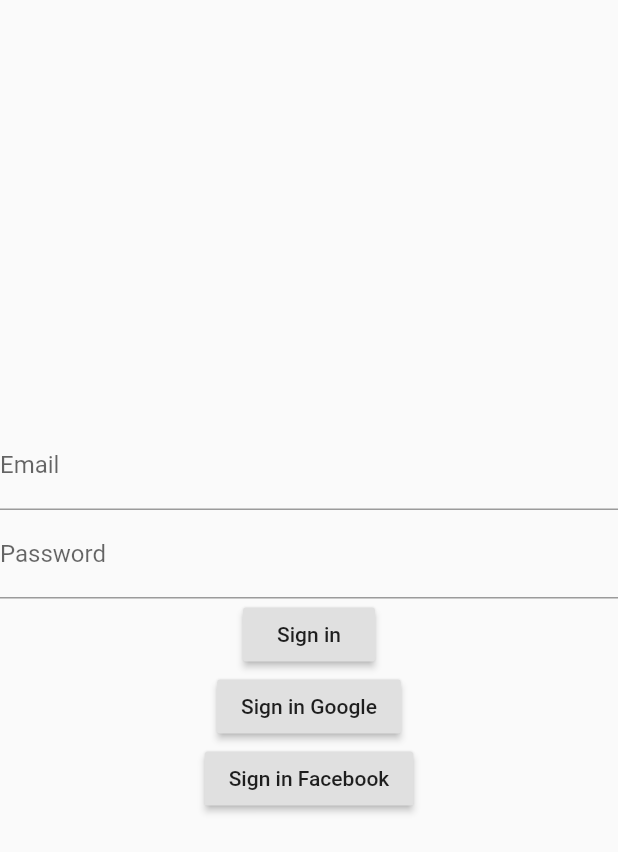
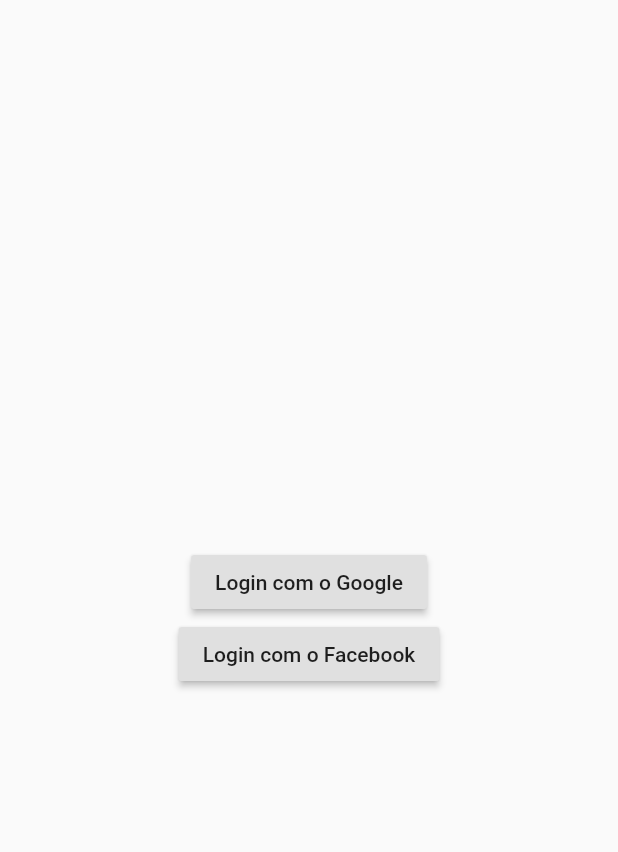
Before and after one commit to ErickCReis/Desafio-Gran-Cursos, a Flutter app: the SignInPage screen opened directly, on a phone screen of 412 x 824 dp. Shown: the top 852 px of the screen. Run offline on Flutter 3.47's test engine with Material 2 defaults, Android fonts, the phone set to English and light mode, and no system bars; our stand-ins replace firebase_auth, firebase_core, google_sign_in; missing offline and left inert: flutter_facebook_auth; accounts and stored records are empty.

Commit message:
[app] refatoring structure and layout

```diff
--- /dev/null
+++ b/app/lib/pages/sign_in_page.dart
@@ -0,0 +1,34 @@
+import 'package:flutter/material.dart';
+import 'package:provider/provider.dart';
+
+import 'package:app/services/authentication_service.dart';
+
+class SignInPage extends StatelessWidget {
+  final TextEditingController emailController = TextEditingController();
+  final TextEditingController passwordController = TextEditingController();
+
+  @override
+  Widget build(BuildContext context) {
+    return Scaffold(
+      body: Center(
+        child: Column(
+          mainAxisAlignment: MainAxisAlignment.center,
+          children: [
+            RaisedButton(
+              onPressed: () {
+                context.read<AuthenticationService>().signInWithGoogle();
+              },
+              child: Text("Login com o Google"),
+            ),
+            RaisedButton(
+              onPressed: () {
+                context.read<AuthenticationService>().signInWithFacebook();
+              },
+              child: Text("Login com o Facebook"),
+            ),
+          ],
+        ),
+      ),
+    );
+  }
+}
--- a/app/lib/authentication_service.dart
+++ b/app/lib/services/authentication_service.dart
@@ -41,26 +41,6 @@ class AuthenticationService {
     }
   }
 
-  Future<String> signIn({String email, String password}) async {
-    try {
-      await _firebaseAuth.signInWithEmailAndPassword(
-          email: email, password: password);
-      return "Signed In";
-    } on FirebaseAuthException catch (e) {
-      return e.message;
-    }
-  }
-
-  Future<String> signUp({String email, String password}) async {
-    try {
-      await _firebaseAuth.createUserWithEmailAndPassword(
-          email: email, password: password);
-      return "Signed Up";
-    } on FirebaseAuthException catch (e) {
-      return e.message;
-    }
-  }
-
   Future<void> signOut() async {
     await _firebaseAuth.signOut();
 
--- a/app/lib/sign_in_page.dart
+++ /dev/null
@@ -1,53 +0,0 @@
-import 'package:flutter/material.dart';
-import 'package:provider/provider.dart';
-
-import 'package:app/authentication_service.dart';
-
-class SignInPage extends StatelessWidget {
-  final TextEditingController emailController = TextEditingController();
-  final TextEditingController passwordController = TextEditingController();
-
-  @override
-  Widget build(BuildContext context) {
-    return Scaffold(
-      body: Column(
-        mainAxisAlignment: MainAxisAlignment.center,
-        children: [
-          TextField(
-            controller: emailController,
-            decoration: InputDecoration(
-              labelText: "Email",
-            ),
-          ),
-          TextField(
-            controller: passwordController,
-            decoration: InputDecoration(
-              labelText: "Password",
-            ),
-          ),
-          RaisedButton(
-            onPressed: () {
-              context.read<AuthenticationService>().signIn(
-                email: emailController.text.trim(),
-                password: passwordController.text.trim(),
-              );
-            },
-            child: Text("Sign in"),
-          ),
-          RaisedButton(
-            onPressed: () {
-              context.read<AuthenticationService>().signInWithGoogle();
-            },
-            child: Text("Sign in Google"),
-          ),
-          RaisedButton(
-            onPressed: () {
-              context.read<AuthenticationService>().signInWithFacebook();
-            },
-            child: Text("Sign in Facebook"),
-          ),
-        ],
-      ),
-    );
-  }
-}
```
Also changed, not shown: app/lib/main.dart (+3 -18 lines), app/lib/pages/home_page.dart (added, +82 -0 lines), app/lib/pages/profile_page.dart (renamed from app/lib/home_page.dart, +5 -5 lines).
